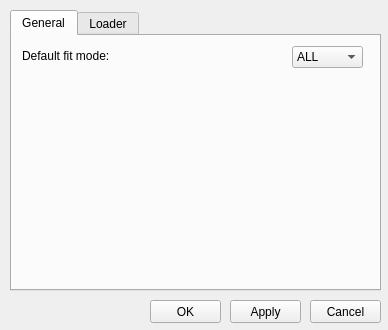
First picture: the form in settingsdialog.ui, repository do-i/thumbgrid, before the edit.
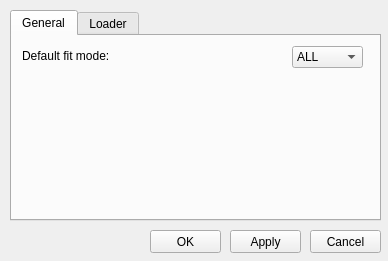
Second picture: the form after the edit.

The edit to the form file:
```diff
--- a/settingsdialog.ui
+++ b/settingsdialog.ui
@@ -7,7 +7,7 @@
     <x>0</x>
     <y>0</y>
     <width>388</width>
-    <height>330</height>
+    <height>261</height>
    </rect>
   </property>
   <property name="sizePolicy">
@@ -35,7 +35,7 @@
    <property name="geometry">
     <rect>
      <x>310</x>
-     <y>300</y>
+     <y>230</y>
      <width>71</width>
      <height>23</height>
     </rect>
@@ -48,7 +48,7 @@
    <property name="geometry">
     <rect>
      <x>150</x>
-     <y>300</y>
+     <y>230</y>
      <width>71</width>
      <height>23</height>
     </rect>
@@ -63,7 +63,7 @@
      <x>10</x>
      <y>10</y>
      <width>371</width>
-     <height>281</height>
+     <height>211</height>
     </rect>
    </property>
    <property name="currentIndex">
@@ -208,7 +208,7 @@
    <property name="geometry">
     <rect>
      <x>230</x>
-     <y>300</y>
+     <y>230</y>
      <width>71</width>
      <height>23</height>
     </rect>
```
